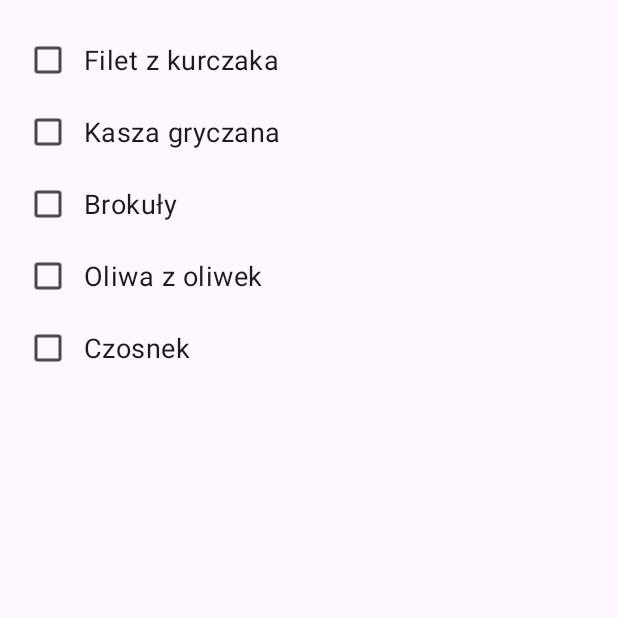
After one commit to s25527-pj/pamo, an Android app: the ShoppingListActivity screen opened directly, with no data from a screen before it, on a phone screen of 412 x 824 dp, the top half of it. The commit adds this screen. Run offline under Robolectric (Android 15) with nearby library versions, the phone set to English and light mode, and no system bars.

Commit message:
added shopping list

```diff
--- a/app/src/main/AndroidManifest.xml
+++ b/app/src/main/AndroidManifest.xml
@@ -16,6 +16,7 @@
         <activity android:name=".RecipesActivity" />
         <activity android:name=".CaloriesCalculatorActivity" />
         <activity android:name=".BMICalculatorActivity" />
+        <activity android:name=".ShoppingListActivity" />
         <activity android:name=".SplashActivity"
             android:exported="true">
             <intent-filter>
--- a/app/src/main/java/com/example/pambmio/RecipesActivity.java
+++ b/app/src/main/java/com/example/pambmio/RecipesActivity.java
@@ -1,6 +1,8 @@
 package com.example.pambmio;
 
+import android.content.Intent;
 import android.os.Bundle;
+import android.view.View;
 import android.widget.TextView;
 
 import androidx.appcompat.app.AppCompatActivity;
@@ -42,4 +44,9 @@ public class RecipesActivity extends AppCompatActivity {
             return "Brak dopasowanych przepisów do tej kaloryczności.";
         }
     }
+
+    public void goToShoppingList(View view) {
+        startActivity(new Intent(this, ShoppingListActivity.class));
+    }
+
 }
--- /dev/null
+++ b/app/src/main/java/com/example/pambmio/ShoppingItem.java
@@ -0,0 +1,23 @@
+package com.example.pambmio;
+
+public class ShoppingItem {
+    private String name;
+    private boolean isChecked;
+
+    public ShoppingItem(String name) {
+        this.name = name;
+        this.isChecked = false;
+    }
+
+    public String getName() {
+        return name;
+    }
+
+    public boolean isChecked() {
+        return isChecked;
+    }
+
+    public void toggleChecked() {
+        this.isChecked = !isChecked;
+    }
+}
--- /dev/null
+++ b/app/src/main/java/com/example/pambmio/ShoppingListActivity.java
@@ -0,0 +1,34 @@
+package com.example.pambmio;
+
+import android.os.Bundle;
+import androidx.appcompat.app.AppCompatActivity;
+import androidx.recyclerview.widget.LinearLayoutManager;
+import androidx.recyclerview.widget.RecyclerView;
+
+import java.util.ArrayList;
+
+public class ShoppingListActivity extends AppCompatActivity {
+
+    RecyclerView recyclerView;
+    ShoppingListAdapter adapter;
+    ArrayList<ShoppingItem> items;
+
+    @Override
+    protected void onCreate(Bundle savedInstanceState) {
+        super.onCreate(savedInstanceState);
+        setContentView(R.layout.activity_shopping_list);
+
+        recyclerView = findViewById(R.id.shoppingRecyclerView);
+        recyclerView.setLayoutManager(new LinearLayoutManager(this));
+
+        items = new ArrayList<>();
+        items.add(new ShoppingItem("Filet z kurczaka"));
+        items.add(new ShoppingItem("Kasza gryczana"));
+        items.add(new ShoppingItem("Brokuły"));
+        items.add(new ShoppingItem("Oliwa z oliwek"));
+        items.add(new ShoppingItem("Czosnek"));
+
+        adapter = new ShoppingListAdapter(items);
+        recyclerView.setAdapter(adapter);
+    }
+}
--- /dev/null
+++ b/app/src/main/java/com/example/pambmio/ShoppingListAdapter.java
@@ -0,0 +1,53 @@
+package com.example.pambmio;
+
+import android.view.LayoutInflater;
+import android.view.View;
+import android.view.ViewGroup;
+import android.widget.CheckBox;
+import androidx.annotation.NonNull;
+import androidx.recyclerview.widget.RecyclerView;
+
+import java.util.List;
+
+public class ShoppingListAdapter extends RecyclerView.Adapter<ShoppingListAdapter.ViewHolder> {
+
+    private final List<ShoppingItem> itemList;
+
+    public ShoppingListAdapter(List<ShoppingItem> itemList) {
+        this.itemList = itemList;
+    }
+
+    public static class ViewHolder extends RecyclerView.ViewHolder {
+        CheckBox checkBox;
+
+        public ViewHolder(View view) {
+            super(view);
+            checkBox = view.findViewById(R.id.itemCheckBox);
+        }
+
+        public void bind(ShoppingItem item) {
+            checkBox.setText(item.getName());
+            checkBox.setChecked(item.isChecked());
+
+            checkBox.setOnClickListener(v -> item.toggleChecked());
+        }
+    }
+
+    @NonNull
+    @Override
+    public ShoppingListAdapter.ViewHolder onCreateViewHolder(@NonNull ViewGroup parent, int viewType) {
+        View view = LayoutInflater.from(parent.getContext())
+                .inflate(R.layout.shopping_list_item, parent, false);
+        return new ViewHolder(view);
+    }
+
+    @Override
+    public void onBindViewHolder(@NonNull ShoppingListAdapter.ViewHolder holder, int position) {
+        holder.bind(itemList.get(position));
+    }
+
+    @Override
+    public int getItemCount() {
+        return itemList.size();
+    }
+}
--- a/app/src/main/res/layout/activity_recipes.xml
+++ b/app/src/main/res/layout/activity_recipes.xml
@@ -15,5 +15,13 @@
             android:text=""
             android:textSize="16sp"
             android:lineSpacingExtra="8dp" />
+
+        <Button
+            android:id="@+id/shoppingListButton"
+            android:layout_width="match_parent"
+            android:layout_height="wrap_content"
+            android:text="@string/lista_zakup_w"
+            android:onClick="goToShoppingList"
+            android:layout_marginTop="24dp" />
     </LinearLayout>
 </ScrollView>
--- /dev/null
+++ b/app/src/main/res/layout/activity_shopping_list.xml
@@ -0,0 +1,6 @@
+<androidx.recyclerview.widget.RecyclerView
+    xmlns:android="http://schemas.android.com/apk/res/android"
+    android:id="@+id/shoppingRecyclerView"
+    android:layout_width="match_parent"
+    android:layout_height="match_parent"
+    android:padding="16dp" />
--- /dev/null
+++ b/app/src/main/res/layout/shopping_list_item.xml
@@ -0,0 +1,6 @@
+<CheckBox xmlns:android="http://schemas.android.com/apk/res/android"
+    android:id="@+id/itemCheckBox"
+    android:layout_width="match_parent"
+    android:layout_height="wrap_content"
+    android:padding="8dp"
+    android:textSize="18sp" />
--- a/app/src/main/res/values/strings.xml
+++ b/app/src/main/res/values/strings.xml
@@ -12,6 +12,7 @@
     <string name="wzrost_cm">Wzrost (cm)</string>
     <string name="wiek">Wiek</string>
     <string name="oblicz_kalorie">Oblicz kalorie</string>
+    <string name="lista_zakup_w">Lista zakupów</string>
 
     <string-array name="activity_levels">
         <item>Niska (brak aktywności)</item>
```
